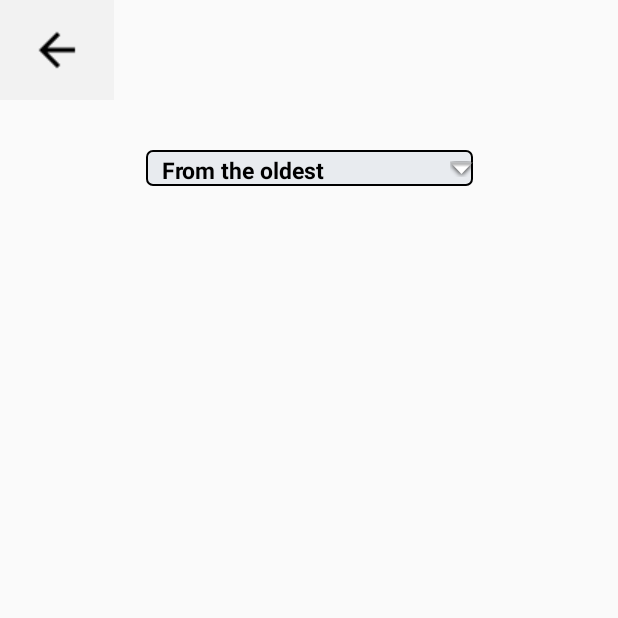
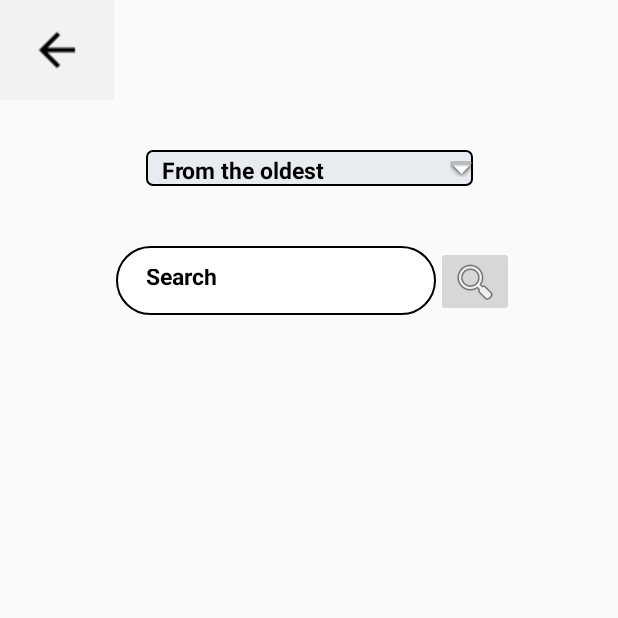
Before and after one commit to PictsManager/PictsManagerFront, an Android app: the SearchActivity screen opened directly, with no data from a screen before it, on a phone screen of 412 x 824 dp, the top half of it. Run offline under Robolectric (Android 15) with nearby library versions, the phone set to English and light mode, and no system bars.

Commit message:
init sear bar and order

```diff
--- a/app/src/main/res/layout/activity_search.xml
+++ b/app/src/main/res/layout/activity_search.xml
@@ -6,7 +6,7 @@
     android:layout_height="match_parent"
     tools:context=".SearchActivity">
 
-    <Button
+   <Button
         android:id="@+id/buttonBackCamera2"
         android:layout_width="wrap_content"
         android:layout_height="wrap_content"
@@ -40,4 +40,31 @@
         app:layout_constraintTop_toTopOf="@+id/spDateOrder"
         app:srcCompat="@android:drawable/arrow_down_float" />
 
+    <EditText
+        android:id="@+id/searchInput"
+        android:layout_width="213dp"
+        android:layout_height="46dp"
+        android:ems="10"
+        android:inputType="textPersonName"
+        android:text="Search"
+        app:layout_constraintBottom_toBottomOf="parent"
+        app:layout_constraintEnd_toEndOf="parent"
+        app:layout_constraintHorizontal_bias="0.388"
+        app:layout_constraintStart_toStartOf="parent"
+        app:layout_constraintTop_toBottomOf="@+id/spDateOrder"
+        app:layout_constraintVertical_bias="0.061" />
+
+    <ImageButton
+        android:id="@+id/searchSubmit"
+        android:layout_width="52dp"
+        android:layout_height="47dp"
+        app:layout_constraintBottom_toBottomOf="parent"
+        app:layout_constraintEnd_toEndOf="parent"
+        app:layout_constraintHorizontal_bias="0.0"
+        app:layout_constraintStart_toEndOf="@+id/searchInput"
+        app:layout_constraintTop_toBottomOf="@+id/spDateOrder"
+        app:layout_constraintVertical_bias="0.061"
+        app:srcCompat="@android:drawable/ic_menu_search" />
+
+
 </androidx.constraintlayout.widget.ConstraintLayout>
--- a/app/src/main/res/values/strings.xml
+++ b/app/src/main/res/values/strings.xml
@@ -21,4 +21,6 @@
         <item>From the oldest</item>
         <item>From the most recent</item>
     </string-array>
+    <string name="search_hint">Tap your search</string>
+    <string name="app_name">Search Interface</string>
 </resources>
```
Also changed, not shown: app/src/main/java/com/pictsmanager/SearchActivity.kt (+28 -3 lines).
